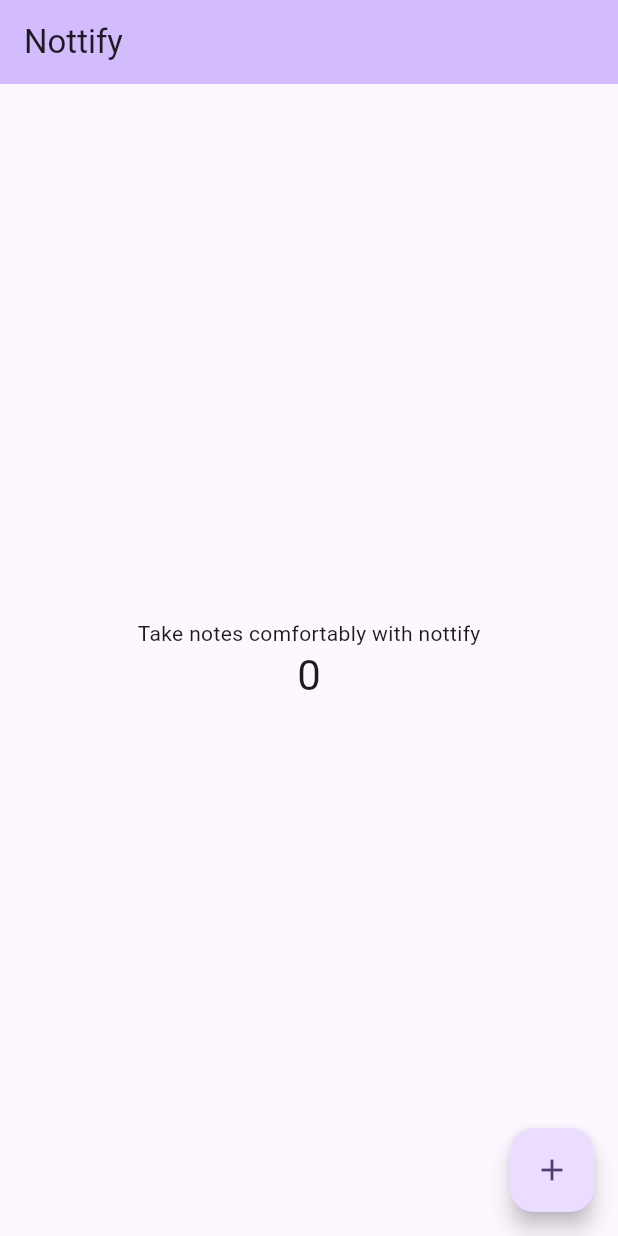
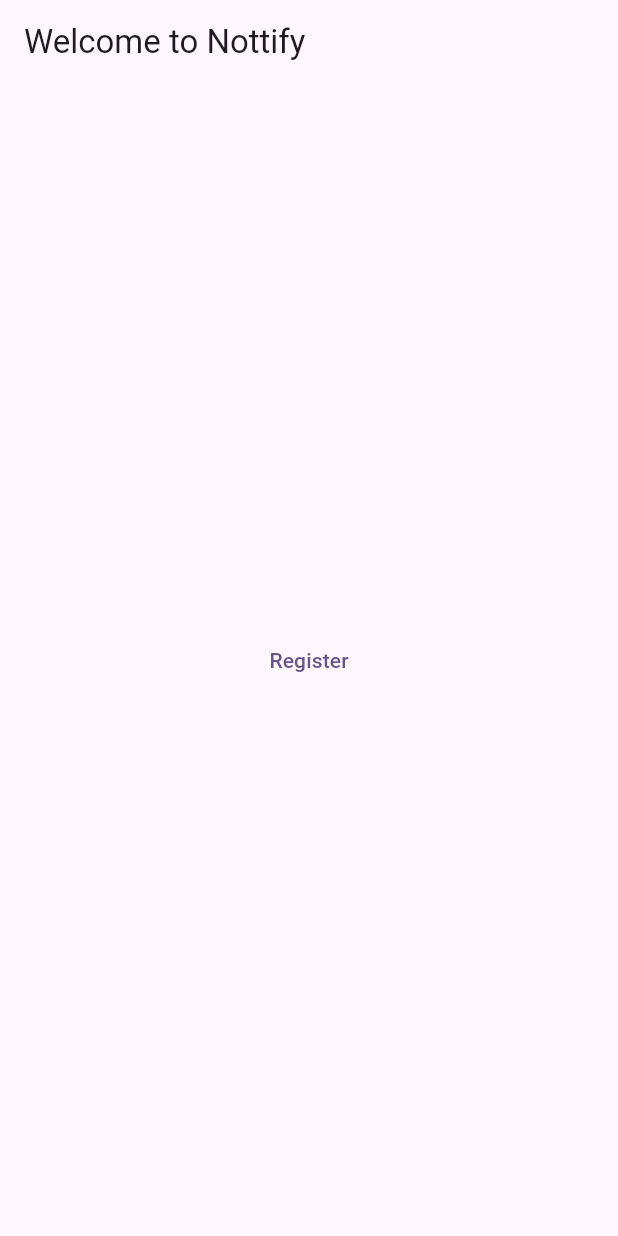
Before and after one commit to dev-emmy001/Nottify, a Flutter app: the screen it shows after launch, on a phone screen of 412 x 824 dp. Run offline on Flutter 3.47's test engine with Material 3 defaults, Android fonts, the phone set to English and light mode, and no system bars; our stand-ins replace firebase_core; accounts and stored records are empty.

```diff
--- a/nottify/lib/main.dart
+++ b/nottify/lib/main.dart
@@ -9,54 +9,21 @@ void main() {
           seedColor: const Color.fromARGB(255, 103, 58, 183),
         ),
       ),
-      home: const MyHomePage(title: 'Nottify'),
+      home: const HomePage(),
     ),
   );
 }
 
-class MyHomePage extends StatefulWidget {
-  const MyHomePage({super.key, required this.title});
-
-  final String title;
-
-  @override
-  State<MyHomePage> createState() => _MyHomePageState();
-}
-
-class _MyHomePageState extends State<MyHomePage> {
-  int _counter = 0;
-
-  void _incrementCounter() {
-    setState(() {
-      _counter++;
-    });
-  }
+class HomePage extends StatelessWidget {
+  const HomePage({super.key});
 
   @override
   Widget build(BuildContext context) {
     return Scaffold(
-      appBar: AppBar(
-        backgroundColor: Theme.of(context).colorScheme.inversePrimary,
-
-        title: Text(widget.title),
+      appBar: AppBar(title: const Text("Welcome to Nottify")),
+      body: Center(
+        child: TextButton(onPressed: () {}, child: const Text("Register")),
       ),
-      body: Center(
-        child: Column(
-          mainAxisAlignment: MainAxisAlignment.center,
-          children: <Widget>[
-            const Text('Take notes comfortably with nottify'),
-            Text(
-              '$_counter',
-              style: Theme.of(context).textTheme.headlineMedium,
-            ),
-          ],
-        ),
-      ),
-      floatingActionButton: FloatingActionButton(
-        onPressed: _incrementCounter,
-        tooltip: 'Increment',
-        child: const Icon(Icons.add),
-      ), // This trailing comma makes auto-formatting nicer for build methods.
     );
   }
 }
```
Also changed, not shown: 1 other file.
